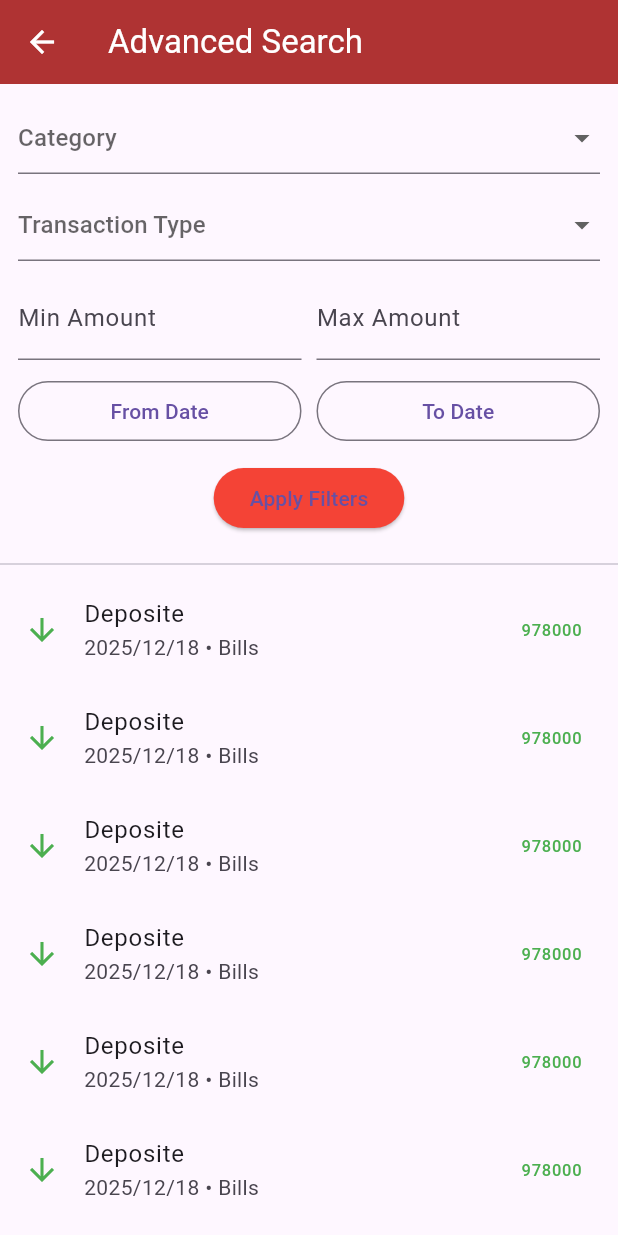
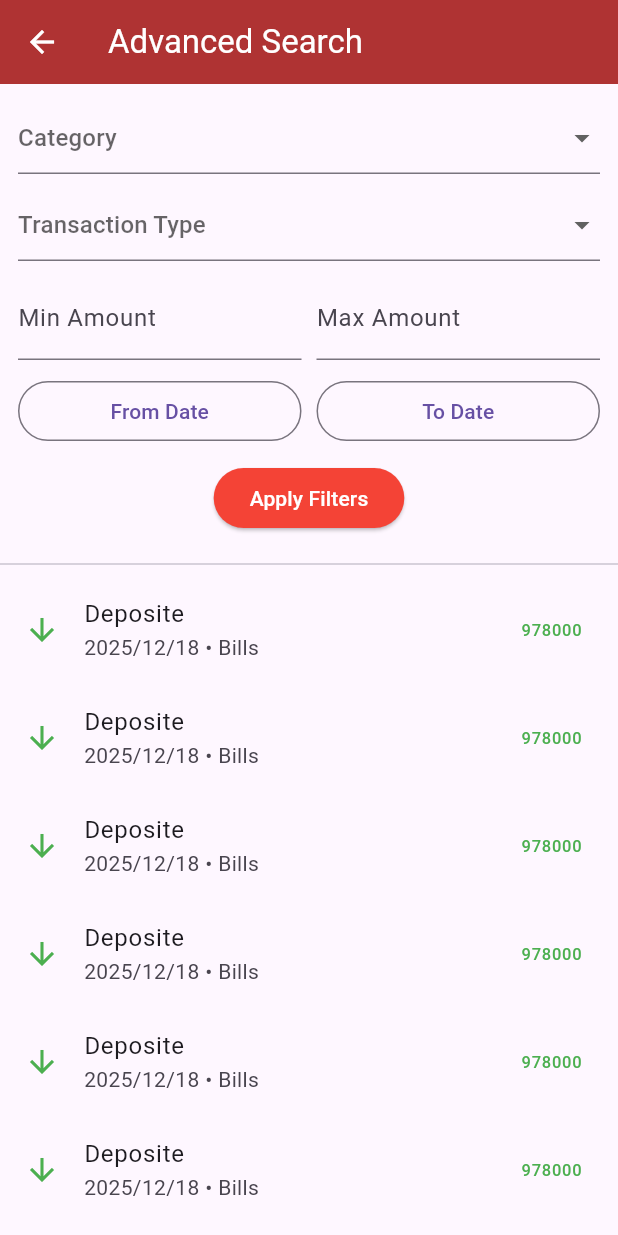
Before and after one commit to Asadipour84/AdvancedProgramming-Project-Flutter, a Flutter app: the AdvancedSearchPage screen opened directly, on a phone screen of 412 x 824 dp. Run offline on Flutter 3.47's test engine with Material 3 defaults, Android fonts, the phone set to English and light mode, and no system bars; our stand-ins replace image_picker, pdf, share_plus.

Commit message:
refactor: white foreground color

```diff
--- a/lib/Advance_Search_Page.dart
+++ b/lib/Advance_Search_Page.dart
@@ -172,7 +172,7 @@ class _AdvancedSearchPageState extends State<AdvancedSearchPage> {
                   style: ElevatedButton.styleFrom(
                     backgroundColor: Colors.red,
                   ),
-                  child: const Text('Apply Filters'),
+                  child: const Text('Apply Filters', style: TextStyle(color: Colors.white),),
                 ),
               ],
             ),
--- a/lib/Transaction_Categories_Page.dart
+++ b/lib/Transaction_Categories_Page.dart
@@ -63,6 +63,7 @@ class TransactionListPageFiltered extends StatelessWidget {
       appBar: AppBar(
         title: Text('Transactions: ${category.name}', style: TextStyle(color: Colors.white),),
         backgroundColor: const Color.fromARGB(255, 175, 51, 51),
+        foregroundColor: Colors.white,
       ),
       body: filteredTransactions.isEmpty
           ? const Center(child: Text('No transactions found'))
--- a/lib/Transactions_List_Pages.dart
+++ b/lib/Transactions_List_Pages.dart
@@ -13,6 +13,7 @@ class TransactionListPage extends StatelessWidget {
       appBar: AppBar(
         title: const Text('Transactions'),
         backgroundColor: const Color.fromARGB(255, 175, 51, 51),
+        foregroundColor: Colors.white,
         actions: [
          IconButton(
           icon: const Icon(Icons.download),
```
